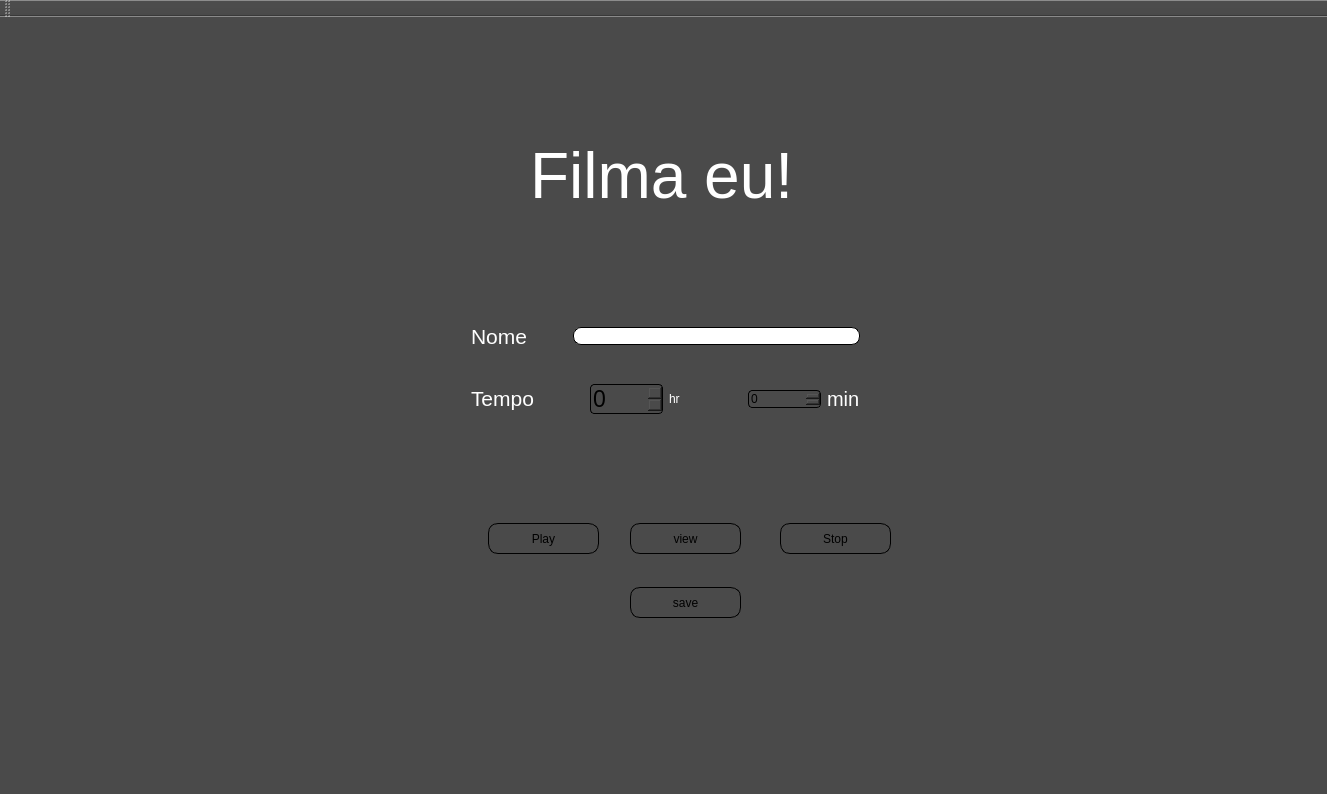
Qt form mainwindow.ui (rafaelavila/recordme) before a commit.
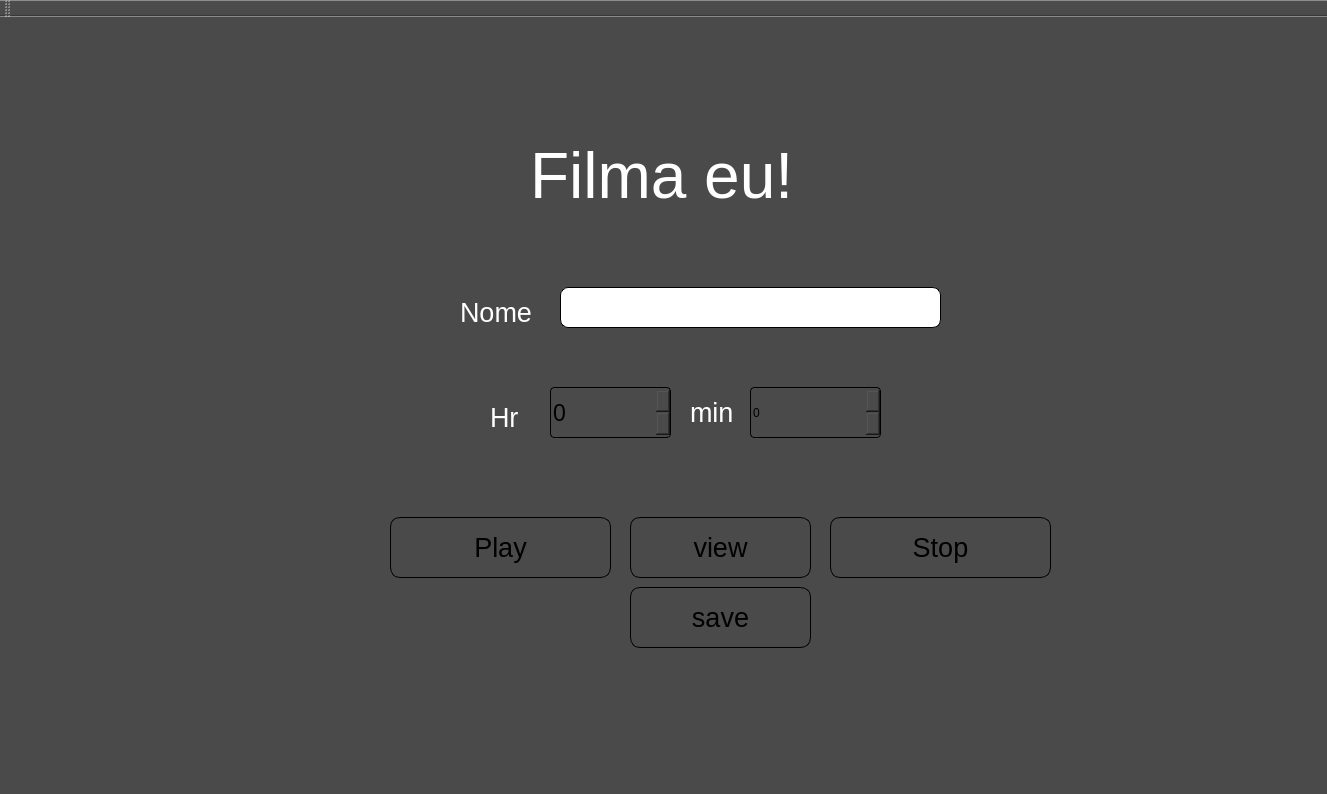
The same form after that commit.

```diff
--- a/mainwindow.ui
+++ b/mainwindow.ui
@@ -50,12 +50,17 @@
    <widget class="QPushButton" name="pushButtonStop">
     <property name="geometry">
      <rect>
-      <x>780</x>
-      <y>506</y>
-      <width>111</width>
-      <height>31</height>
+      <x>830</x>
+      <y>500</y>
+      <width>221</width>
+      <height>61</height>
      </rect>
     </property>
+    <property name="font">
+     <font>
+      <pointsize>20</pointsize>
+     </font>
+    </property>
     <property name="styleSheet">
      <string notr="true">QPushButton {
     border: 1px solid black;
@@ -87,12 +92,19 @@
    <widget class="QPushButton" name="pushButtonPlay">
     <property name="geometry">
      <rect>
-      <x>488</x>
-      <y>506</y>
-      <width>111</width>
-      <height>31</height>
+      <x>390</x>
+      <y>500</y>
+      <width>221</width>
+      <height>61</height>
      </rect>
     </property>
+    <property name="font">
+     <font>
+      <pointsize>20</pointsize>
+      <weight>50</weight>
+      <bold>false</bold>
+     </font>
+    </property>
     <property name="styleSheet">
      <string notr="true">QPushButton {
     border: 1px solid black;
@@ -140,227 +152,570 @@
      <number>0</number>
     </property>
     <widget class="QWidget" name="page">
-     <widget class="QWidget" name="verticalLayoutWidget">
+     <widget class="QSpinBox" name="spinBoxHora">
+      <property name="geometry">
+       <rect>
+        <x>260</x>
+        <y>130</y>
+        <width>121</width>
+        <height>51</height>
+       </rect>
+      </property>
+      <property name="font">
+       <font>
+        <family>Ubuntu</family>
+        <pointsize>17</pointsize>
+        <weight>50</weight>
+        <italic>false</italic>
+        <bold>false</bold>
+       </font>
+      </property>
+      <property name="focusPolicy">
+       <enum>Qt::WheelFocus</enum>
+      </property>
+      <property name="styleSheet">
+       <string notr="true">QSpinBox {
+	font: 17pt &quot;Ubuntu&quot;;
+    border: 1px solid black;
+    border-radius: 4px;
+    background-color: qlineargradient(x1: 0, y1: 0, x2: 0, y2: 1,
+                                      stop: 0 #FFD4FF, stop: 1 green);
+    min-width: 40px;
+	color: black;
+}</string>
+      </property>
+      <property name="maximum">
+       <number>99</number>
+      </property>
+      <property name="singleStep">
+       <number>1</number>
+      </property>
+     </widget>
+     <widget class="QSpinBox" name="spinBoxMin">
+      <property name="geometry">
+       <rect>
+        <x>460</x>
+        <y>130</y>
+        <width>131</width>
+        <height>51</height>
+       </rect>
+      </property>
+      <property name="styleSheet">
+       <string notr="true">QSpinBox {
+	font: 17pt &quot;Ubuntu&quot;;
+    border: 1px solid black;
+    border-radius: 4px;
+    background-color: qlineargradient(x1: 0, y1: 0, x2: 0, y2: 1,
+                                      stop: 0 #FFD4FF, stop: 1 green);
+    min-width: 40px;
+	color: black;
+}</string>
+      </property>
+      <property name="maximum">
+       <number>59</number>
+      </property>
+      <property name="singleStep">
+       <number>5</number>
+      </property>
+     </widget>
+     <widget class="QLabel" name="label_5">
+      <property name="geometry">
+       <rect>
+        <x>400</x>
+        <y>120</y>
+        <width>51</width>
+        <height>71</height>
+       </rect>
+      </property>
+      <property name="font">
+       <font>
+        <family>Ubuntu</family>
+        <pointsize>20</pointsize>
+        <weight>50</weight>
+        <italic>false</italic>
+        <bold>false</bold>
+       </font>
+      </property>
+      <property name="styleSheet">
+       <string notr="true">color: rgb(255, 255, 255);</string>
+      </property>
+      <property name="text">
+       <string>min</string>
+      </property>
+     </widget>
+     <widget class="QLabel" name="label_2">
       <property name="geometry">
        <rect>
         <x>170</x>
-        <y>40</y>
-        <width>451</width>
-        <height>161</height>
+        <y>30</y>
+        <width>91</width>
+        <height>51</height>
        </rect>
       </property>
-      <layout class="QVBoxLayout" name="verticalLayout_2">
-       <item>
-        <layout class="QHBoxLayout" name="horizontalLayout">
-         <item>
-          <widget class="QLabel" name="label_2">
-           <property name="text">
-            <string>&lt;html&gt;&lt;head/&gt;&lt;body&gt;&lt;p&gt;&lt;span style=&quot; font-size:16pt; color:#ffffff;&quot;&gt;Nome&lt;/span&gt;&lt;/p&gt;&lt;/body&gt;&lt;/html&gt;</string>
-           </property>
-          </widget>
-         </item>
-         <item>
-          <spacer name="verticalSpacer_2">
-           <property name="orientation">
-            <enum>Qt::Vertical</enum>
-           </property>
-           <property name="sizeHint" stdset="0">
-            <size>
-             <width>20</width>
-             <height>40</height>
-            </size>
-           </property>
-          </spacer>
-         </item>
-         <item>
-          <spacer name="verticalSpacer">
-           <property name="orientation">
-            <enum>Qt::Vertical</enum>
-           </property>
-           <property name="sizeHint" stdset="0">
-            <size>
-             <width>20</width>
-             <height>40</height>
-            </size>
-           </property>
-          </spacer>
-         </item>
-         <item>
-          <widget class="QLineEdit" name="lineEditNome">
-           <property name="sizePolicy">
-            <sizepolicy hsizetype="Expanding" vsizetype="Fixed">
-             <horstretch>0</horstretch>
-             <verstretch>0</verstretch>
-            </sizepolicy>
-           </property>
-           <property name="styleSheet">
-            <string notr="true">background-color: rgb(255, 255, 255);
+      <property name="font">
+       <font>
+        <pointsize>20</pointsize>
+       </font>
+      </property>
+      <property name="text">
+       <string>&lt;html&gt;&lt;head/&gt;&lt;body&gt;&lt;p&gt;&lt;span style=&quot; color:#ffffff;&quot;&gt;Nome&lt;/span&gt;&lt;/p&gt;&lt;/body&gt;&lt;/html&gt;</string>
+      </property>
+     </widget>
+     <widget class="QLineEdit" name="lineEditNome">
+      <property name="geometry">
+       <rect>
+        <x>270</x>
+        <y>30</y>
+        <width>381</width>
+        <height>41</height>
+       </rect>
+      </property>
+      <property name="sizePolicy">
+       <sizepolicy hsizetype="Expanding" vsizetype="Fixed">
+        <horstretch>0</horstretch>
+        <verstretch>0</verstretch>
+       </sizepolicy>
+      </property>
+      <property name="styleSheet">
+       <string notr="true">background-color: rgb(255, 255, 255);
 border-radius: 8px;
 border: 1px solid black;
 
 </string>
-           </property>
-          </widget>
-         </item>
-         <item>
-          <spacer name="verticalSpacer_6">
-           <property name="orientation">
-            <enum>Qt::Vertical</enum>
-           </property>
-           <property name="sizeHint" stdset="0">
-            <size>
-             <width>20</width>
-             <height>40</height>
-            </size>
-           </property>
-          </spacer>
-         </item>
-         <item>
-          <spacer name="verticalSpacer_5">
-           <property name="orientation">
-            <enum>Qt::Vertical</enum>
-           </property>
-           <property name="sizeHint" stdset="0">
-            <size>
-             <width>20</width>
-             <height>40</height>
-            </size>
-           </property>
-          </spacer>
-         </item>
-        </layout>
-       </item>
-       <item>
-        <layout class="QHBoxLayout" name="horizontalLayout_2">
-         <item>
-          <widget class="QLabel" name="label_3">
-           <property name="text">
-            <string>&lt;html&gt;&lt;head/&gt;&lt;body&gt;&lt;p&gt;&lt;span style=&quot; font-size:16pt; color:#ffffff;&quot;&gt;Tempo&lt;/span&gt;&lt;/p&gt;&lt;/body&gt;&lt;/html&gt;</string>
-           </property>
-          </widget>
-         </item>
-         <item>
-          <spacer name="verticalSpacer_3">
-           <property name="orientation">
-            <enum>Qt::Vertical</enum>
-           </property>
-           <property name="sizeHint" stdset="0">
-            <size>
-             <width>20</width>
-             <height>40</height>
-            </size>
-           </property>
-          </spacer>
-         </item>
-         <item>
-          <spacer name="verticalSpacer_4">
-           <property name="orientation">
-            <enum>Qt::Vertical</enum>
-           </property>
-           <property name="sizeHint" stdset="0">
-            <size>
-             <width>20</width>
-             <height>40</height>
-            </size>
-           </property>
-          </spacer>
-         </item>
-         <item>
-          <widget class="QSpinBox" name="spinBoxHora">
-           <property name="font">
-            <font>
-             <family>Ubuntu</family>
-             <pointsize>17</pointsize>
-             <weight>50</weight>
-             <italic>false</italic>
-             <bold>false</bold>
-            </font>
-           </property>
-           <property name="focusPolicy">
-            <enum>Qt::WheelFocus</enum>
-           </property>
-           <property name="styleSheet">
-            <string notr="true">QSpinBox {
-	font: 17pt &quot;Ubuntu&quot;;
-    border: 1px solid black;
-    border-radius: 4px;
-    background-color: qlineargradient(x1: 0, y1: 0, x2: 0, y2: 1,
-                                      stop: 0 #FFD4FF, stop: 1 green);
-    min-width: 40px;
-	color: black;
-}</string>
-           </property>
-           <property name="maximum">
-            <number>99</number>
-           </property>
-           <property name="singleStep">
-            <number>1</number>
-           </property>
-          </widget>
-         </item>
-         <item>
-          <widget class="QLabel" name="label_4">
-           <property name="styleSheet">
-            <string notr="true">font: 15pt &quot;Ubuntu&quot;;
-color: rgb(255, 255, 255);</string>
-           </property>
-           <property name="text">
-            <string>hr</string>
-           </property>
-          </widget>
-         </item>
-         <item>
-          <widget class="QSpinBox" name="spinBoxMin">
-           <property name="styleSheet">
-            <string notr="true">QSpinBox {
-	font: 17pt &quot;Ubuntu&quot;;
-    border: 1px solid black;
-    border-radius: 4px;
-    background-color: qlineargradient(x1: 0, y1: 0, x2: 0, y2: 1,
-                                      stop: 0 #FFD4FF, stop: 1 green);
-    min-width: 40px;
-	color: black;
-}</string>
-           </property>
-           <property name="maximum">
-            <number>59</number>
-           </property>
-           <property name="singleStep">
-            <number>5</number>
-           </property>
-          </widget>
-         </item>
-         <item>
-          <widget class="QLabel" name="label_5">
-           <property name="font">
-            <font>
-             <pointsize>15</pointsize>
-            </font>
-           </property>
-           <property name="styleSheet">
-            <string notr="true">color: rgb(255, 255, 255);</string>
-           </property>
-           <property name="text">
-            <string>min</string>
-           </property>
-          </widget>
-         </item>
-        </layout>
-       </item>
-       <item>
-        <spacer name="horizontalSpacer_2">
-         <property name="orientation">
-          <enum>Qt::Horizontal</enum>
-         </property>
-         <property name="sizeHint" stdset="0">
-          <size>
-           <width>40</width>
-           <height>20</height>
-          </size>
-         </property>
-        </spacer>
-       </item>
-      </layout>
+      </property>
+     </widget>
+     <widget class="QLabel" name="label_3">
+      <property name="geometry">
+       <rect>
+        <x>200</x>
+        <y>140</y>
+        <width>41</width>
+        <height>41</height>
+       </rect>
+      </property>
+      <property name="palette">
+       <palette>
+        <active>
+         <colorrole role="WindowText">
+          <brush brushstyle="SolidPattern">
+           <color alpha="255">
+            <red>0</red>
+            <green>0</green>
+            <blue>0</blue>
+           </color>
+          </brush>
+         </colorrole>
+         <colorrole role="Button">
+          <brush brushstyle="SolidPattern">
+           <color alpha="255">
+            <red>255</red>
+            <green>255</green>
+            <blue>255</blue>
+           </color>
+          </brush>
+         </colorrole>
+         <colorrole role="Light">
+          <brush brushstyle="SolidPattern">
+           <color alpha="255">
+            <red>255</red>
+            <green>255</green>
+            <blue>255</blue>
+           </color>
+          </brush>
+         </colorrole>
+         <colorrole role="Midlight">
+          <brush brushstyle="SolidPattern">
+           <color alpha="255">
+            <red>255</red>
+            <green>255</green>
+            <blue>255</blue>
+           </color>
+          </brush>
+         </colorrole>
+         <colorrole role="Dark">
+          <brush brushstyle="SolidPattern">
+           <color alpha="255">
+            <red>127</red>
+            <green>127</green>
+            <blue>127</blue>
+           </color>
+          </brush>
+         </colorrole>
+         <colorrole role="Mid">
+          <brush brushstyle="SolidPattern">
+           <color alpha="255">
+            <red>170</red>
+            <green>170</green>
+            <blue>170</blue>
+           </color>
+          </brush>
+         </colorrole>
+         <colorrole role="Text">
+          <brush brushstyle="SolidPattern">
+           <color alpha="255">
+            <red>0</red>
+            <green>0</green>
+            <blue>0</blue>
+           </color>
+          </brush>
+         </colorrole>
+         <colorrole role="BrightText">
+          <brush brushstyle="SolidPattern">
+           <color alpha="255">
+            <red>255</red>
+            <green>255</green>
+            <blue>255</blue>
+           </color>
+          </brush>
+         </colorrole>
+         <colorrole role="ButtonText">
+          <brush brushstyle="SolidPattern">
+           <color alpha="255">
+            <red>0</red>
+            <green>0</green>
+            <blue>0</blue>
+           </color>
+          </brush>
+         </colorrole>
+         <colorrole role="Base">
+          <brush brushstyle="SolidPattern">
+           <color alpha="255">
+            <red>255</red>
+            <green>255</green>
+            <blue>255</blue>
+           </color>
+          </brush>
+         </colorrole>
+         <colorrole role="Window">
+          <brush brushstyle="SolidPattern">
+           <color alpha="255">
+            <red>255</red>
+            <green>255</green>
+            <blue>255</blue>
+           </color>
+          </brush>
+         </colorrole>
+         <colorrole role="Shadow">
+          <brush brushstyle="SolidPattern">
+           <color alpha="255">
+            <red>0</red>
+            <green>0</green>
+            <blue>0</blue>
+           </color>
+          </brush>
+         </colorrole>
+         <colorrole role="AlternateBase">
+          <brush brushstyle="SolidPattern">
+           <color alpha="255">
+            <red>255</red>
+            <green>255</green>
+            <blue>255</blue>
+           </color>
+          </brush>
+         </colorrole>
+         <colorrole role="ToolTipBase">
+          <brush brushstyle="SolidPattern">
+           <color alpha="255">
+            <red>255</red>
+            <green>255</green>
+            <blue>220</blue>
+           </color>
+          </brush>
+         </colorrole>
+         <colorrole role="ToolTipText">
+          <brush brushstyle="SolidPattern">
+           <color alpha="255">
+            <red>0</red>
+            <green>0</green>
+            <blue>0</blue>
+           </color>
+          </brush>
+         </colorrole>
+        </active>
+        <inactive>
+         <colorrole role="WindowText">
+          <brush brushstyle="SolidPattern">
+           <color alpha="255">
+            <red>0</red>
+            <green>0</green>
+            <blue>0</blue>
+           </color>
+          </brush>
+         </colorrole>
+         <colorrole role="Button">
+          <brush brushstyle="SolidPattern">
+           <color alpha="255">
+            <red>255</red>
+            <green>255</green>
+            <blue>255</blue>
+           </color>
+          </brush>
+         </colorrole>
+         <colorrole role="Light">
+          <brush brushstyle="SolidPattern">
+           <color alpha="255">
+            <red>255</red>
+            <green>255</green>
+            <blue>255</blue>
+           </color>
+          </brush>
+         </colorrole>
+         <colorrole role="Midlight">
+          <brush brushstyle="SolidPattern">
+           <color alpha="255">
+            <red>255</red>
+            <green>255</green>
+            <blue>255</blue>
+           </color>
+          </brush>
+         </colorrole>
+         <colorrole role="Dark">
+          <brush brushstyle="SolidPattern">
+           <color alpha="255">
+            <red>127</red>
+            <green>127</green>
+            <blue>127</blue>
+           </color>
+          </brush>
+         </colorrole>
+         <colorrole role="Mid">
+          <brush brushstyle="SolidPattern">
+           <color alpha="255">
+            <red>170</red>
+            <green>170</green>
+            <blue>170</blue>
+           </color>
+          </brush>
+         </colorrole>
+         <colorrole role="Text">
+          <brush brushstyle="SolidPattern">
+           <color alpha="255">
+            <red>0</red>
+            <green>0</green>
+            <blue>0</blue>
+           </color>
+          </brush>
+         </colorrole>
+         <colorrole role="BrightText">
+          <brush brushstyle="SolidPattern">
+           <color alpha="255">
+            <red>255</red>
+            <green>255</green>
+            <blue>255</blue>
+           </color>
+          </brush>
+         </colorrole>
+         <colorrole role="ButtonText">
+          <brush brushstyle="SolidPattern">
+           <color alpha="255">
+            <red>0</red>
+            <green>0</green>
+            <blue>0</blue>
+           </color>
+          </brush>
+         </colorrole>
+         <colorrole role="Base">
+          <brush brushstyle="SolidPattern">
+           <color alpha="255">
+            <red>255</red>
+            <green>255</green>
+            <blue>255</blue>
+           </color>
+          </brush>
+         </colorrole>
+         <colorrole role="Window">
+          <brush brushstyle="SolidPattern">
+           <color alpha="255">
+            <red>255</red>
+            <green>255</green>
+            <blue>255</blue>
+           </color>
+          </brush>
+         </colorrole>
+         <colorrole role="Shadow">
+          <brush brushstyle="SolidPattern">
+           <color alpha="255">
+            <red>0</red>
+            <green>0</green>
+            <blue>0</blue>
+           </color>
+          </brush>
+         </colorrole>
+         <colorrole role="AlternateBase">
+          <brush brushstyle="SolidPattern">
+           <color alpha="255">
+            <red>255</red>
+            <green>255</green>
+            <blue>255</blue>
+           </color>
+          </brush>
+         </colorrole>
+         <colorrole role="ToolTipBase">
+          <brush brushstyle="SolidPattern">
+           <color alpha="255">
+            <red>255</red>
+            <green>255</green>
+            <blue>220</blue>
+           </color>
+          </brush>
+         </colorrole>
+         <colorrole role="ToolTipText">
+          <brush brushstyle="SolidPattern">
+           <color alpha="255">
+            <red>0</red>
+            <green>0</green>
+            <blue>0</blue>
+           </color>
+          </brush>
+         </colorrole>
+        </inactive>
+        <disabled>
+         <colorrole role="WindowText">
+          <brush brushstyle="SolidPattern">
+           <color alpha="255">
+            <red>127</red>
+            <green>127</green>
+            <blue>127</blue>
+           </color>
+          </brush>
+         </colorrole>
+         <colorrole role="Button">
+          <brush brushstyle="SolidPattern">
+           <color alpha="255">
+            <red>255</red>
+            <green>255</green>
+            <blue>255</blue>
+           </color>
+          </brush>
+         </colorrole>
+         <colorrole role="Light">
+          <brush brushstyle="SolidPattern">
+           <color alpha="255">
+            <red>255</red>
+            <green>255</green>
+            <blue>255</blue>
+           </color>
+          </brush>
+         </colorrole>
+         <colorrole role="Midlight">
+          <brush brushstyle="SolidPattern">
+           <color alpha="255">
+            <red>255</red>
+            <green>255</green>
+            <blue>255</blue>
+           </color>
+          </brush>
+         </colorrole>
+         <colorrole role="Dark">
+          <brush brushstyle="SolidPattern">
+           <color alpha="255">
+            <red>127</red>
+            <green>127</green>
+            <blue>127</blue>
+           </color>
+          </brush>
+         </colorrole>
+         <colorrole role="Mid">
+          <brush brushstyle="SolidPattern">
+           <color alpha="255">
+            <red>170</red>
+            <green>170</green>
+            <blue>170</blue>
+           </color>
+          </brush>
+         </colorrole>
+         <colorrole role="Text">
+          <brush brushstyle="SolidPattern">
+           <color alpha="255">
+            <red>127</red>
+            <green>127</green>
+            <blue>127</blue>
+           </color>
+          </brush>
+         </colorrole>
+         <colorrole role="BrightText">
+          <brush brushstyle="SolidPattern">
+           <color alpha="255">
+            <red>255</red>
+            <green>255</green>
+            <blue>255</blue>
+           </color>
+          </brush>
+         </colorrole>
+         <colorrole role="ButtonText">
+          <brush brushstyle="SolidPattern">
+           <color alpha="255">
+            <red>127</red>
+            <green>127</green>
+            <blue>127</blue>
+           </color>
+          </brush>
+         </colorrole>
+         <colorrole role="Base">
+          <brush brushstyle="SolidPattern">
+           <color alpha="255">
+            <red>255</red>
+            <green>255</green>
+            <blue>255</blue>
+           </color>
+          </brush>
+         </colorrole>
+         <colorrole role="Window">
+          <brush brushstyle="SolidPattern">
+           <color alpha="255">
+            <red>255</red>
+            <green>255</green>
+            <blue>255</blue>
+           </color>
+          </brush>
+         </colorrole>
+         <colorrole role="Shadow">
+          <brush brushstyle="SolidPattern">
+           <color alpha="255">
+            <red>0</red>
+            <green>0</green>
+            <blue>0</blue>
+           </color>
+          </brush>
+         </colorrole>
+         <colorrole role="AlternateBase">
+          <brush brushstyle="SolidPattern">
+           <color alpha="255">
+            <red>255</red>
+            <green>255</green>
+            <blue>255</blue>
+           </color>
+          </brush>
+         </colorrole>
+         <colorrole role="ToolTipBase">
+          <brush brushstyle="SolidPattern">
+           <color alpha="255">
+            <red>255</red>
+            <green>255</green>
+            <blue>220</blue>
+           </color>
+          </brush>
+         </colorrole>
+         <colorrole role="ToolTipText">
+          <brush brushstyle="SolidPattern">
+           <color alpha="255">
+            <red>0</red>
+            <green>0</green>
+            <blue>0</blue>
+           </color>
+          </brush>
+         </colorrole>
+        </disabled>
+       </palette>
+      </property>
+      <property name="font">
+       <font>
+        <pointsize>20</pointsize>
+       </font>
+      </property>
+      <property name="text">
+       <string>&lt;html&gt;&lt;head/&gt;&lt;body&gt;&lt;p&gt;&lt;span style=&quot; color:#ffffff;&quot;&gt;Hr&lt;/span&gt;&lt;/p&gt;&lt;/body&gt;&lt;/html&gt;</string>
+      </property>
      </widget>
     </widget>
     <widget class="QWidget" name="page_2">
@@ -526,10 +881,15 @@
      <rect>
       <x>630</x>
       <y>570</y>
-      <width>111</width>
-      <height>31</height>
+      <width>181</width>
+      <height>61</height>
      </rect>
     </property>
+    <property name="font">
+     <font>
+      <pointsize>20</pointsize>
+     </font>
+    </property>
     <property name="styleSheet">
      <string notr="true">QPushButton {
     border: 1px solid black;
@@ -562,11 +922,18 @@
     <property name="geometry">
      <rect>
       <x>630</x>
-      <y>506</y>
-      <width>111</width>
-      <height>31</height>
+      <y>500</y>
+      <width>181</width>
+      <height>61</height>
      </rect>
     </property>
+    <property name="font">
+     <font>
+      <pointsize>20</pointsize>
+      <weight>50</weight>
+      <bold>false</bold>
+     </font>
+    </property>
     <property name="styleSheet">
      <string notr="true">QPushButton {
     border: 1px solid black;
```
